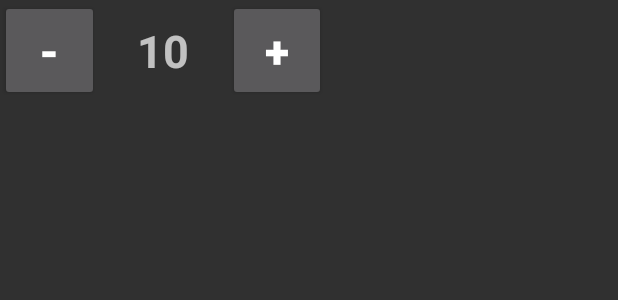
After one commit to glennj3/Funky-Dungeon-Android-App, an Android app: the layout attribute_adjuster.xml on its own in the app's theme, with its tools: preview values and no code run, on a phone screen of 412 x 824 dp. The commit adds this screen. Shown: the top 300 px of the screen. Run offline under Robolectric (Android 15) with nearby library versions, the phone set to English and light mode, and no system bars.

Commit message:
Is it still working???-- Nathan

```diff
--- a/app/src/main/java/github/com/triplefrequency/funkydungeon/ui/MainActivity.kt
+++ b/app/src/main/java/github/com/triplefrequency/funkydungeon/ui/MainActivity.kt
@@ -1,13 +1,12 @@
 package github.com.triplefrequency.funkydungeon.ui
 
-import android.content.Intent
-import android.content.res.Configuration
 import android.support.v7.app.AppCompatActivity
 import android.os.Bundle
 import android.support.design.widget.FloatingActionButton
 import github.com.triplefrequency.funkydungeon.R
 import github.com.triplefrequency.funkydungeon.model.CharacterContent
 import github.com.triplefrequency.funkydungeon.ui.characterlist.CharacterRecyclerViewAdapter
+import github.com.triplefrequency.funkydungeon.ui.dice.TwoDice_Fragment
 import kotlinx.android.synthetic.main.activity_character_list.*
 
 class MainActivity : AppCompatActivity() {
--- a/app/src/main/res/layout-land/lm_1dice_roll.xml
+++ b/app/src/main/res/layout-land/lm_1dice_roll.xml
@@ -4,7 +4,7 @@
                 android:orientation="horizontal"
                 android:layout_width="fill_parent"
                 android:layout_height="fill_parent"
-                tools:context=".ui.OneDice_Fragment">
+                tools:context=".ui.dice.OneDice_Fragment">
 
     <LinearLayout
             android:layout_width="wrap_content"
--- a/app/src/main/res/layout-land/lm_2dice_roll.xml
+++ b/app/src/main/res/layout-land/lm_2dice_roll.xml
@@ -4,7 +4,7 @@
                 android:orientation="horizontal"
                 android:layout_width="fill_parent"
                 android:layout_height="fill_parent"
-                tools:context=".ui.TwoDice_Fragment">
+                tools:context=".ui.dice.TwoDice_Fragment">
 
     <LinearLayout
             android:layout_width="wrap_content"
--- a/app/src/main/res/layout-port/pm_1dice_roll.xml
+++ b/app/src/main/res/layout-port/pm_1dice_roll.xml
@@ -5,7 +5,7 @@
                 android:layout_width="fill_parent"
                 android:layout_height="fill_parent"
                 android:orientation="vertical"
-                tools:context=".ui.OneDice_Fragment">
+                tools:context=".ui.dice.OneDice_Fragment">
 
     <LinearLayout
             android:layout_width="wrap_content"
--- a/app/src/main/res/layout-port/pm_2dice_roll.xml
+++ b/app/src/main/res/layout-port/pm_2dice_roll.xml
@@ -5,7 +5,7 @@
                 android:layout_width="fill_parent"
                 android:layout_height="fill_parent"
                 android:orientation="vertical"
-                tools:context=".ui.TwoDice_Fragment">
+                tools:context=".ui.dice.TwoDice_Fragment">
 
     <LinearLayout
             android:layout_width="wrap_content"
--- /dev/null
+++ b/app/src/main/res/layout/attribute_adjuster.xml
@@ -0,0 +1,40 @@
+<?xml version="1.0" encoding="utf-8"?>
+<LinearLayout
+        xmlns:android="http://schemas.android.com/apk/res/android"
+        xmlns:app="http://schemas.android.com/apk/res-auto"
+        xmlns:tools="http://schemas.android.com/tools"
+        android:layout_width="wrap_content"
+        android:layout_height="wrap_content">
+
+    <Button
+            android:text="-"
+            android:layout_width="66dp"
+            android:layout_height="67dp"
+            tools:layout_editor_absoluteY="70dp"
+            android:textSize="30dp"
+            android:textStyle="bold"
+            android:textAlignment="center"
+            tools:layout_editor_absoluteX="65dp"
+            android:id="@+id/decrement"/>
+    <TextView
+            android:text="10"
+            android:layout_width="86dp"
+            android:layout_height="46dp"
+            tools:layout_editor_absoluteY="79dp"
+            android:textSize="30dp"
+            android:textStyle="bold"
+            android:textAlignment="center"
+            android:id="@+id/attrAdj"
+            app:layout_constraintEnd_toEndOf="parent"
+            app:layout_constraintStart_toStartOf="parent"/>
+    <Button
+            android:text="+"
+            android:layout_width="65dp"
+            android:layout_height="67dp"
+            android:textSize="30dp"
+            android:textStyle="bold"
+            android:textAlignment="center"
+            tools:layout_editor_absoluteY="69dp"
+            tools:layout_editor_absoluteX="249dp"
+            android:id="@+id/increment"/>
+</LinearLayout>
```
Also changed, not shown: app/src/main/java/github/com/triplefrequency/funkydungeon/ui/attributes/AttributeAdjust.java (added, +39 -0 lines), app/src/main/java/github/com/triplefrequency/funkydungeon/ui/attributes/AttributeListAdapter.java (added, +83 -0 lines), app/src/main/java/github/com/triplefrequency/funkydungeon/ui/attributes/Attributes.java (added, +54 -0 lines), app/src/main/java/github/com/triplefrequency/funkydungeon/ui/dice/OneDice_Fragment.java (renamed from app/src/main/java/github/com/triplefrequency/funkydungeon/ui/OneDice_Fragment.java, +61 -45 lines), app/src/main/java/github/com/triplefrequency/funkydungeon/ui/dice/TwoDice_Fragment.java (renamed from app/src/main/java/github/com/triplefrequency/funkydungeon/ui/TwoDice_Fragment.java, +51 -52 lines), app/src/main/res/layout-port/pm_attributes_layout.xml (added, +16 -0 lines).
